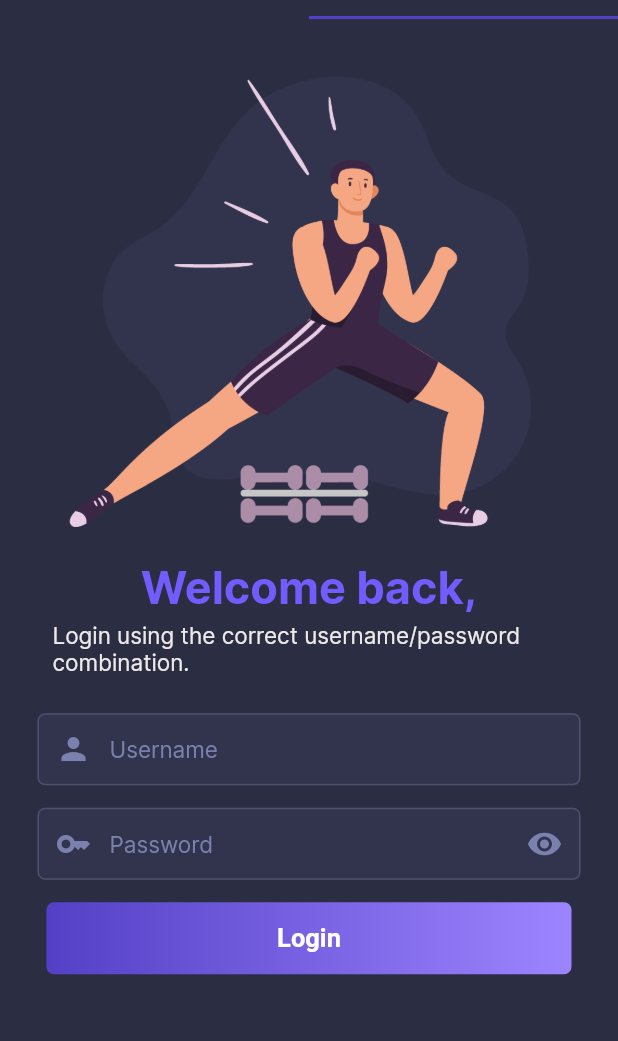
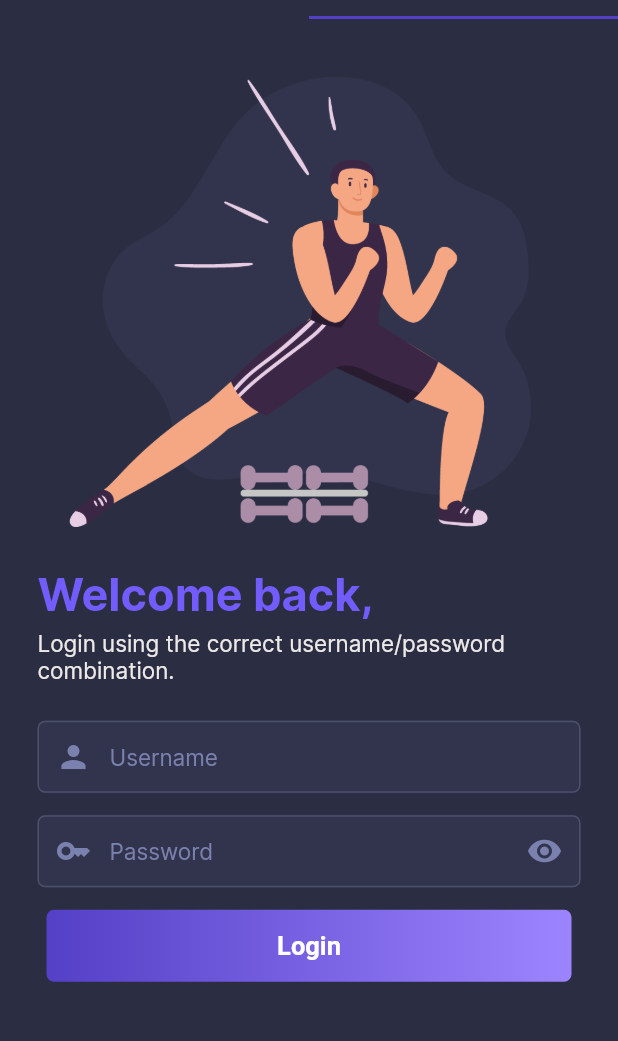
Before and after one commit to AmeeraAlotaibi/capstone_frontend, a Flutter app: the screen it shows after launch, tab 2 chosen, on a phone screen of 412 x 824 dp, the part 92-1133 px from its top. Run offline on Flutter 3.47's test engine with Material 2 defaults, Android fonts, the phone set to English and light mode, and no system bars; our stand-ins replace dio, flutter_rating_bar, flutter_switch, font_awesome_flutter, go_router, image_picker and 2 more; accounts and stored records are empty.

Commit message:
minor ui adjustments in login-register pages

```diff
--- a/lib/pages/tabs/login_tab.dart
+++ b/lib/pages/tabs/login_tab.dart
@@ -33,32 +33,26 @@ class _LoginTabState extends State<LoginTab> {
             vertical: 15,
           ),
           child: Column(
-            mainAxisAlignment: MainAxisAlignment.center,
-            crossAxisAlignment: CrossAxisAlignment.center,
+            mainAxisAlignment: MainAxisAlignment.start,
+            crossAxisAlignment: CrossAxisAlignment.start,
             children: [
               if (theme.isDarkMode == true)
                 Image.asset("assets/images/login-dark.png"),
               if (theme.isDarkMode == false)
                 Image.asset("assets/images/login-light.png"),
               const SizedBox(
-                height: 20,
+                height: 25,
               ),
-              Padding(
-                padding: const EdgeInsets.symmetric(horizontal: 0),
-                child: Text(
-                  "Welcome back,",
-                  style: Theme.of(context).textTheme.headline1,
-                ),
+              Text(
+                "Welcome back,",
+                style: Theme.of(context).textTheme.headline1,
               ),
               const SizedBox(
                 height: 5,
               ),
-              Padding(
-                padding: const EdgeInsets.symmetric(horizontal: 10),
-                child: Text(
-                  "Login using the correct username/password combination.",
-                  style: Theme.of(context).textTheme.subtitle1,
-                ),
+              Text(
+                "Login using the correct username/password combination.",
+                style: Theme.of(context).textTheme.subtitle1,
               ),
               const SizedBox(
                 height: 25,
--- a/lib/pages/tabs/register_tab.dart
+++ b/lib/pages/tabs/register_tab.dart
@@ -39,7 +39,7 @@ class _RegisterTabState extends State<RegisterTab> {
               if (theme.isDarkMode == false)
                 Image.asset("assets/images/register-light.png"),
               const SizedBox(
-                height: 20,
+                height: 25,
               ),
               Text(
                 "Let's Get Started...",
```
